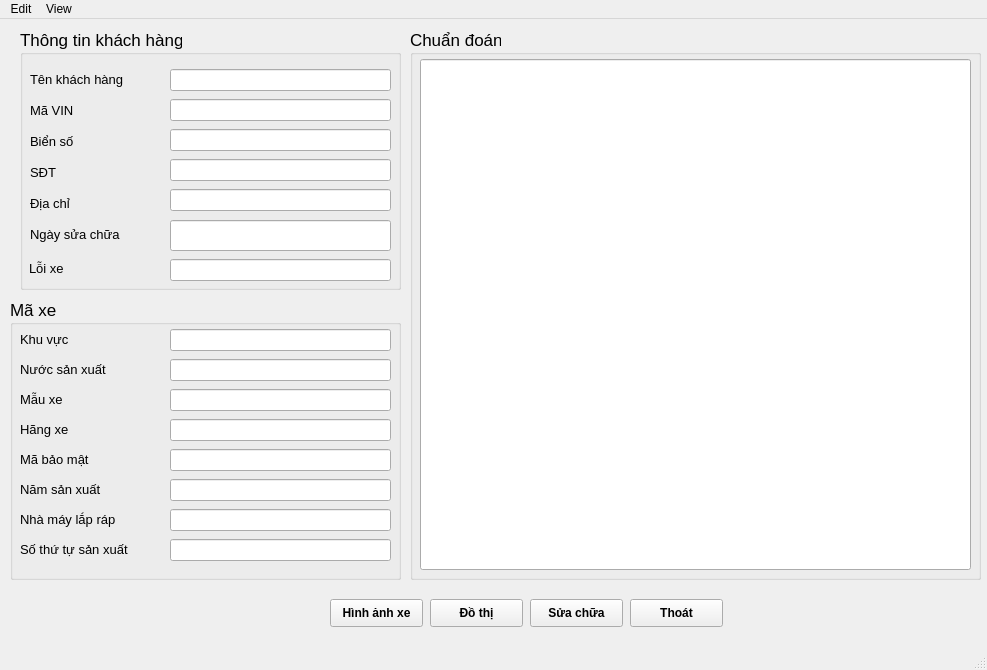
The window that GUI/GUIdisplay.ui (Vuchauduytung/LuanVan) describes before a commit, drawn with Qt 5.
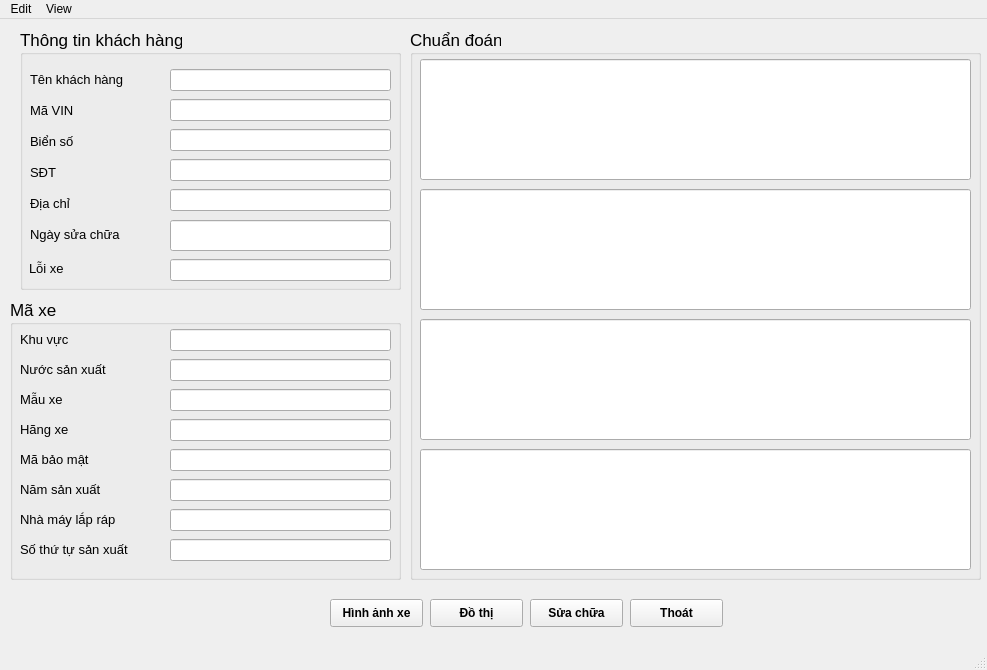
The same window after the commit.

Commit message: hoan thanh GUI_display

Patch:
```diff
--- a/GUI/GUIdisplay.ui
+++ b/GUI/GUIdisplay.ui
@@ -623,8 +623,79 @@
        <x>10</x>
        <y>30</y>
        <width>551</width>
-       <height>511</height>
+       <height>121</height>
       </rect>
+     </property>
+     <property name="font">
+      <font>
+       <pointsize>10</pointsize>
+      </font>
+     </property>
+     <property name="alignment">
+      <set>Qt::AlignLeading|Qt::AlignLeft|Qt::AlignTop</set>
+     </property>
+     <property name="readOnly">
+      <bool>true</bool>
+     </property>
+    </widget>
+    <widget class="QLineEdit" name="LE_diagnose_2">
+     <property name="geometry">
+      <rect>
+       <x>10</x>
+       <y>160</y>
+       <width>551</width>
+       <height>121</height>
+      </rect>
+     </property>
+     <property name="font">
+      <font>
+       <pointsize>10</pointsize>
+      </font>
+     </property>
+     <property name="alignment">
+      <set>Qt::AlignLeading|Qt::AlignLeft|Qt::AlignTop</set>
+     </property>
+     <property name="readOnly">
+      <bool>true</bool>
+     </property>
+    </widget>
+    <widget class="QLineEdit" name="LE_diagnose_3">
+     <property name="geometry">
+      <rect>
+       <x>10</x>
+       <y>290</y>
+       <width>551</width>
+       <height>121</height>
+      </rect>
+     </property>
+     <property name="font">
+      <font>
+       <pointsize>10</pointsize>
+      </font>
+     </property>
+     <property name="alignment">
+      <set>Qt::AlignLeading|Qt::AlignLeft|Qt::AlignTop</set>
+     </property>
+     <property name="readOnly">
+      <bool>true</bool>
+     </property>
+    </widget>
+    <widget class="QLineEdit" name="LE_diagnose_4">
+     <property name="geometry">
+      <rect>
+       <x>10</x>
+       <y>420</y>
+       <width>551</width>
+       <height>121</height>
+      </rect>
+     </property>
+     <property name="font">
+      <font>
+       <pointsize>10</pointsize>
+      </font>
+     </property>
+     <property name="alignment">
+      <set>Qt::AlignLeading|Qt::AlignLeft|Qt::AlignTop</set>
      </property>
      <property name="readOnly">
       <bool>true</bool>
```
Left out of the diff: 2 changed lines with no effect on the pictures. The commit also changes 2 other files.
